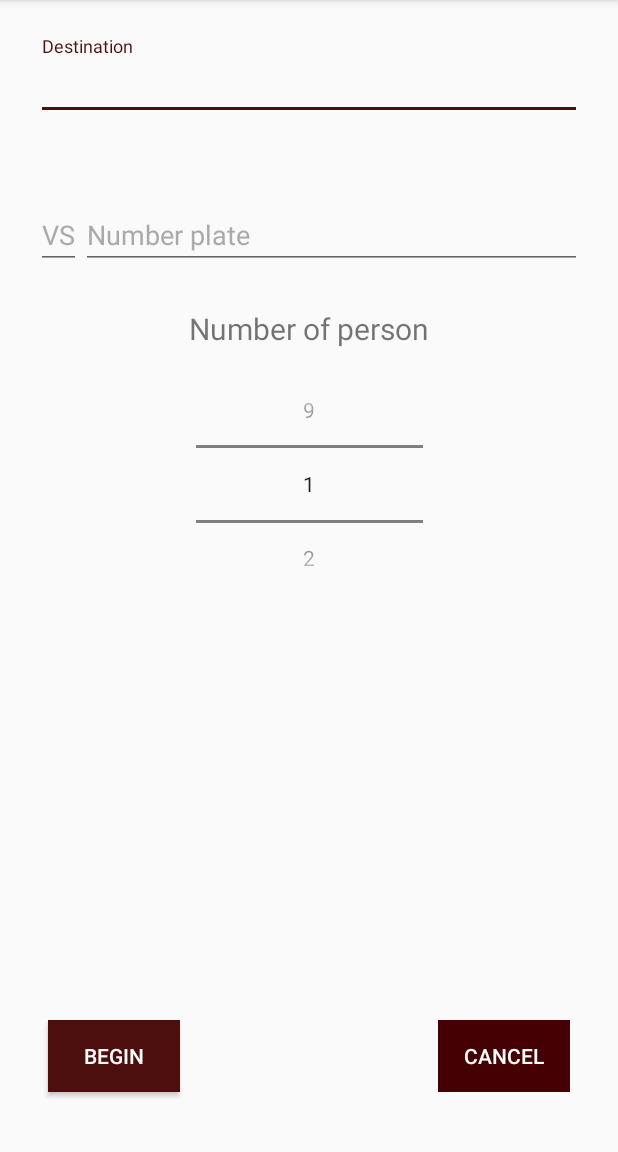
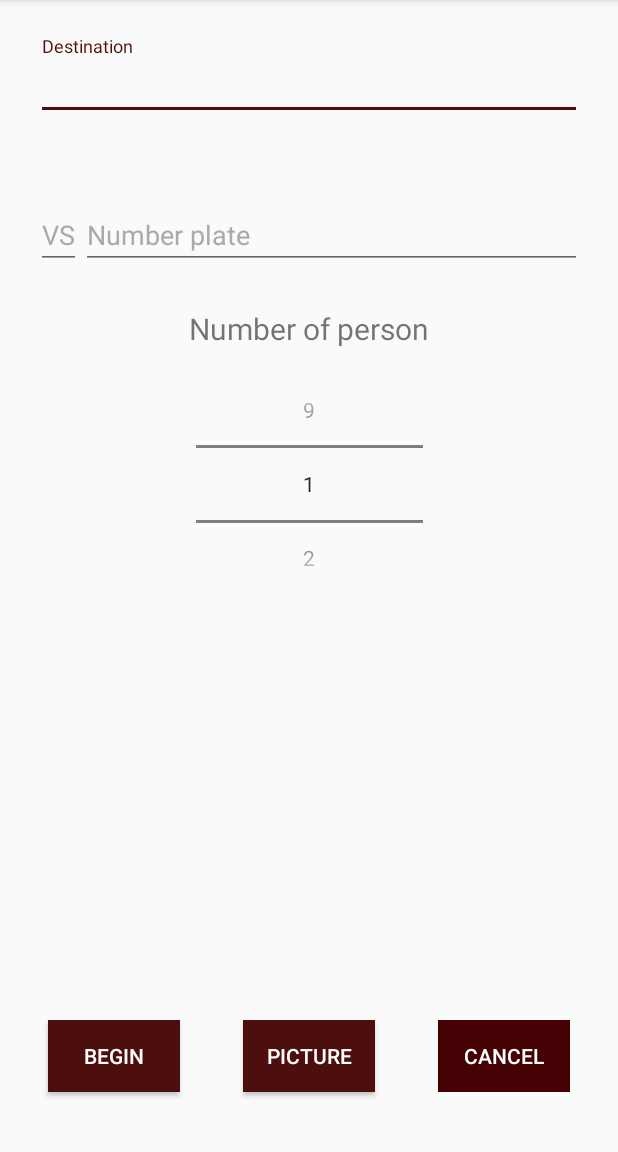
Before and after one commit to Idylx/Higiv-Android-App, an Android app: the TravelCreateFragment screen opened directly, with no data from a screen before it, on a phone screen of 412 x 824 dp, the part 84-1236 px from its top. Run offline under Robolectric (Android 15) with nearby library versions, the light colour scheme and no system bars; our stand-ins replace Firebase (no records; nobody signed in at launch, a user with empty details on screens opened directly).

Commit message:
Button to go to the Camera

```diff
--- a/app/src/main/java/ch/hes/it/higiv/Travel/TravelCreateFragment.java
+++ b/app/src/main/java/ch/hes/it/higiv/Travel/TravelCreateFragment.java
@@ -54,6 +54,11 @@ public class TravelCreateFragment extends Fragment {
 
     private DataPassListener mCallback;
 
+    //====================================
+    //Temporary
+    private Button btnTakePicture;
+    //====================================
+
     public interface DataPassListener{
         public void passData(String data);
     }
@@ -72,6 +77,11 @@ public class TravelCreateFragment extends Fragment {
         inputNbPersons = (NumberPicker) rootView.findViewById(R.id.number_of_places);
         btnBeginTravel = (Button) rootView.findViewById(R.id.btn_begin_travel);
         btnStopTravel = (Button) rootView.findViewById(R.id.btn_cancel_travel);
+
+        //===============================
+        //Temporary
+        btnTakePicture = (Button) rootView.findViewById(R.id.btn_takepicture);
+        //===============================
 
         //Set min max values for the NumberPicker
         inputNbPersons.setMinValue(1);
@@ -213,7 +223,7 @@ public class TravelCreateFragment extends Fragment {
         });
 */
 
-        btnBeginTravel.setOnClickListener(new View.OnClickListener() {
+        btnTakePicture.setOnClickListener(new View.OnClickListener() {
             @Override
             public void onClick(View v) {
                 Intent i = new Intent(getActivity(), Takepicture.class);
--- a/app/src/main/res/layout/fragment_travel_create.xml
+++ b/app/src/main/res/layout/fragment_travel_create.xml
@@ -113,17 +113,32 @@
         app:layout_constraintStart_toStartOf="parent" />
 
     <Button
-        android:id="@+id/btn_cancel_travel"
+    android:id="@+id/btn_cancel_travel"
+    android:layout_width="wrap_content"
+    android:layout_height="wrap_content"
+    android:layout_alignParentRight="true"
+    android:layout_marginEnd="32dp"
+    android:layout_marginBottom="40dp"
+    android:background="@color/colorPrimary"
+    android:text="@string/btn_cancel_travel"
+    android:textColor="@android:color/white"
+    app:layout_constraintBottom_toBottomOf="parent"
+    app:layout_constraintEnd_toEndOf="parent" />
+
+    <Button
+        android:id="@+id/btn_takepicture"
         android:layout_width="wrap_content"
         android:layout_height="wrap_content"
         android:layout_alignParentRight="true"
-        android:layout_marginEnd="32dp"
+        android:layout_marginStart="8dp"
+        android:layout_marginEnd="8dp"
         android:layout_marginBottom="40dp"
         android:background="@color/colorPrimary"
-        android:text="@string/btn_cancel_travel"
+        android:text="Picture"
         android:textColor="@android:color/white"
         app:layout_constraintBottom_toBottomOf="parent"
-        app:layout_constraintEnd_toEndOf="parent" />
+        app:layout_constraintEnd_toStartOf="@+id/btn_cancel_travel"
+        app:layout_constraintStart_toEndOf="@+id/btn_begin_travel" />
 
 
 
```
